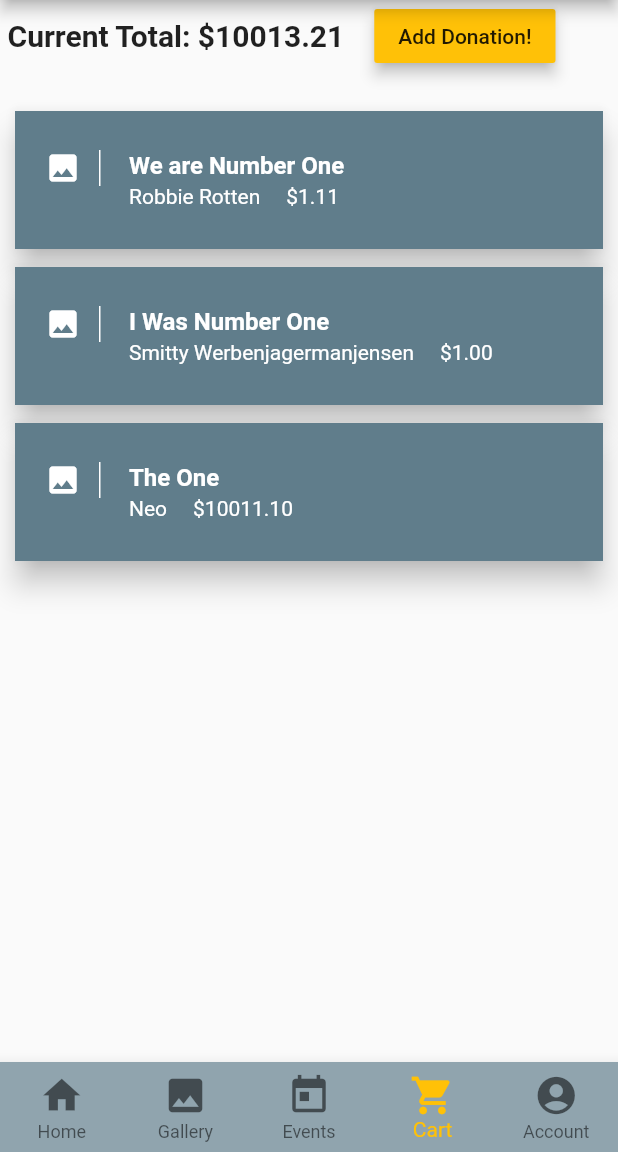
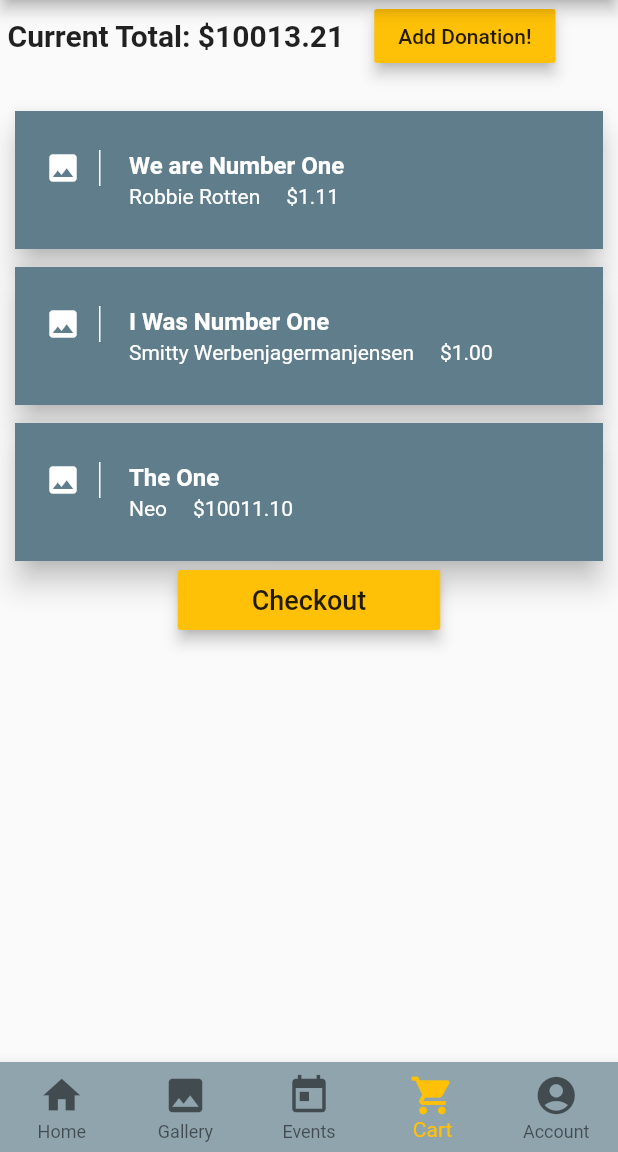
Before and after one commit to tadowdy/projectbobross, a Flutter app: the screen it shows after launch, item 4 of the bottom bar chosen, on a phone screen of 412 x 824 dp, the part 84-1236 px from its top. Run offline on Flutter 3.47's test engine with Material 2 defaults, Android fonts, the phone set to English and light mode, and no system bars; our stand-ins replace cloud_firestore; accounts and stored records are empty.

Commit message:
create checkout button in cart

```diff
--- a/jacoby_arts/lib/widgets/CartPageBody.dart
+++ b/jacoby_arts/lib/widgets/CartPageBody.dart
@@ -23,7 +23,8 @@ class CartPageBody extends StatelessWidget {
     return new Column(
       children: <Widget>[
         _cartHeader(context, _cartItems),
-        _buildCartItems(_cartItems)
+        _buildCartItems(_cartItems),
+        _checkoutButton(context),
       ],
     );
   }
@@ -126,3 +127,23 @@ class CartPageBody extends StatelessWidget {
     _cartItems.add(cartItem);
   }
 }
+
+Widget _checkoutButton(context) {
+  return new ButtonTheme(
+    child: new Container(
+      width: largeButtonWidth,
+      height: buttonHeight,
+      child: new RaisedButton(
+        color: brightButton,
+        child: new Text(
+          "Checkout",
+          style: new TextStyle(fontSize: buttonTextSize),
+        ),
+        elevation: 4.0,
+        onPressed: () {
+          // lead to square checkout
+        },
+      ),
+    ),
+  );
+}
```
